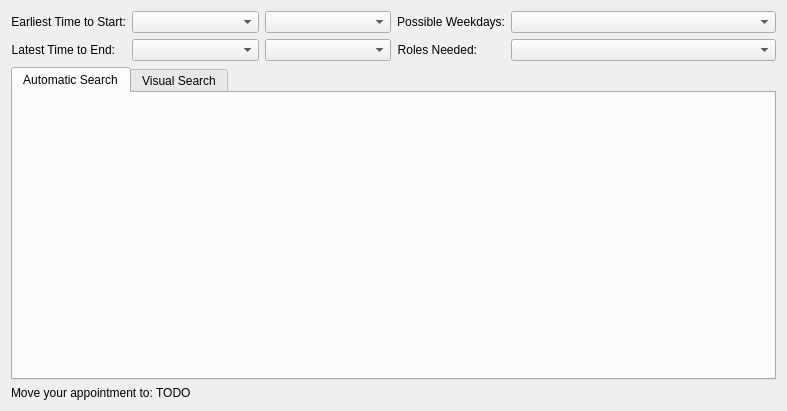
Before: the Qt Designer form incidenceeditors/incidenceeditor-ng/schedulingdialog.ui in chusopr/kdepim-ktimetracker-akonadi, drawn with Qt 5.
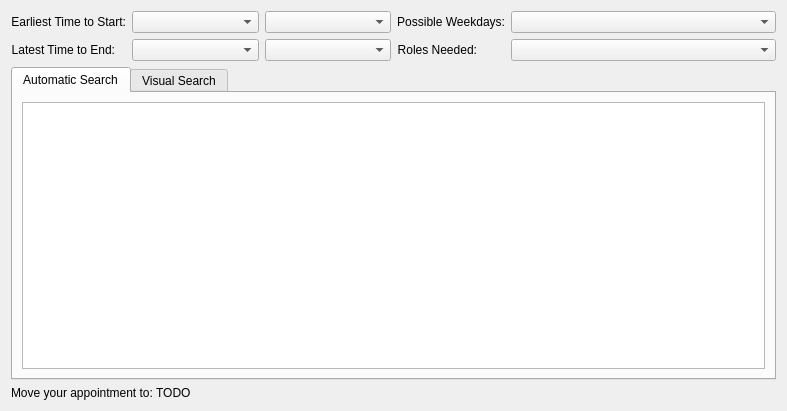
After: the same form once the commit is applied. Custom widgets are drawn as their Qt base class.

Commit message: Flesh out the Scheduling dialog, which will be the front end to the conflict resolver. Only the desktop version is supported for the moment, so it is #ifdefed in the attendee incidence editor, and not included in the mobile ie-ng shared sources.

What changed in the file:
```diff
--- a/incidenceeditors/incidenceeditor-ng/schedulingdialog.ui
+++ b/incidenceeditors/incidenceeditor-ng/schedulingdialog.ui
@@ -101,6 +101,11 @@
       <attribute name="title">
        <string>Automatic Search</string>
       </attribute>
+      <layout class="QVBoxLayout" name="verticalLayout_2">
+       <item>
+        <widget class="QListView" name="mListView"/>
+       </item>
+      </layout>
      </widget>
      <widget class="QWidget" name="mGanttTab">
       <attribute name="title">
@@ -129,6 +134,11 @@
    <extends>KComboBox</extends>
    <header>libkdepim/kcheckcombobox.h</header>
   </customwidget>
+  <customwidget>
+   <class>KPIM::KWeekdayCheckCombo</class>
+   <extends>KPIM::KCheckComboBox</extends>
+   <header>libkdepim/kweekdaycheckcombo.h</header>
+  </customwidget>
   <customwidget>
    <class>KPIM::KDateEdit</class>
    <extends>QComboBox</extends>
```
Left out of the diff: 2 changed lines with no effect on the pictures. The commit also changes 4 other files.
